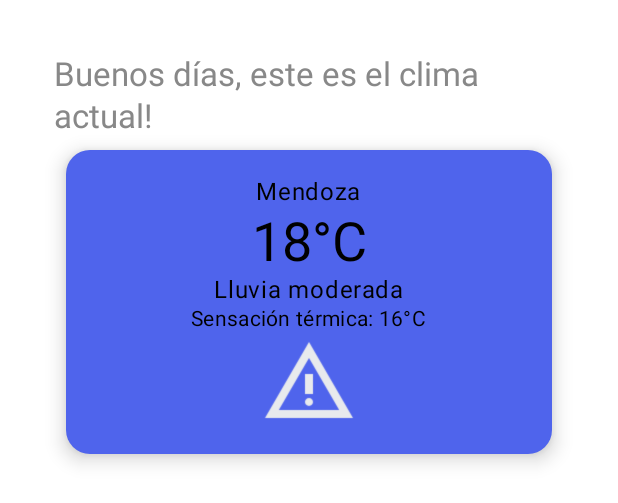
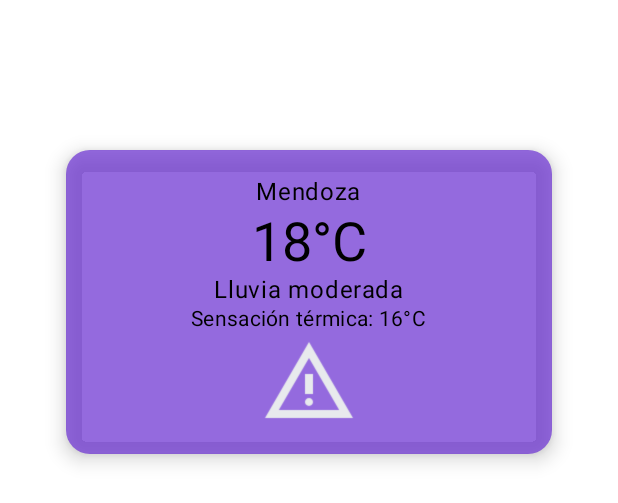
Before and after one commit to Vale151/parcial-2, an Android app built with Jetpack Compose: the @Preview function ClimaPreviewExitoso, on a phone screen of 412 x 824 dp. Shown: the top 503 px of the screen. Run offline under Robolectric (Android 15) with nearby library versions, the phone set to English and light mode, and no system bars; pictures from the network do not load.

Commit message:
ajkustes visuales

```diff
--- a/app/src/main/java/com/istea/appdelclima/presentacion/clima/actual/ClimaEstado.kt
+++ b/app/src/main/java/com/istea/appdelclima/presentacion/clima/actual/ClimaEstado.kt
@@ -7,7 +7,6 @@ sealed class ClimaEstado {
         val descripcion: String= "",
         val st :Double = 0.0,
         val icono : String = ""
-        //val ciudades: List<Ciudad> = emptyList() // Agrega esta lista
         ) : ClimaEstado()
     data class Error(
         val mensaje :String = "",
--- a/app/src/main/java/com/istea/appdelclima/presentacion/clima/actual/ClimaView.kt
+++ b/app/src/main/java/com/istea/appdelclima/presentacion/clima/actual/ClimaView.kt
@@ -21,8 +21,6 @@ import androidx.lifecycle.compose.LifecycleEventEffect
 import com.istea.appdelclima.ui.theme.AppDelClimaTheme
 import java.time.LocalTime
 import kotlin.math.roundToInt
-
-import androidx.compose.material.*
 import androidx.compose.ui.text.style.TextAlign
 import coil.compose.AsyncImage
 import coil.request.ImageRequest
@@ -47,7 +45,7 @@ fun ClimaView(
     ) {
         when (state) {
             is ClimaEstado.Error -> ErrorView(mensaje = state.mensaje)
-            is ClimaEstado.Exitoso -> ClimaView( // Llamada a la segunda ClimaView
+            is ClimaEstado.Exitoso -> ClimaView(
                 ciudad = state.ciudad,
                 temperatura = state.temperatura,
                 descripcion = state.descripcion,
@@ -60,7 +58,6 @@ fun ClimaView(
     }
 }
 
-// Segunda función ClimaView que recibe parámetros individuales
 @Composable
 fun ClimaView(
     ciudad: String,
@@ -69,7 +66,7 @@ fun ClimaView(
     sensacionTermica: Double,
     iconoUrl: String, // URL del icono del clima
     modifier: Modifier = Modifier,
-    cardColor: Color = Color(0xFF4F64EC), // Color de la tarjeta personalizable
+    cardColor: Color = Color(0xB76B30D2),
     iconContentDescription: String = "Icono del clima"
 ) {
     Column(
@@ -88,7 +85,7 @@ fun ClimaView(
         Text(
             text = "$saludo, este es el clima actual!",
             style = MaterialTheme.typography.titleLarge,
-            color = Color.Gray,
+            color = Color.White,
             textAlign = TextAlign.Start
         )
 
@@ -118,7 +115,6 @@ fun ClimaView(
                     style = MaterialTheme.typography.bodyMedium
                 )
 
-                // Icono del clima usando Coil
                 AsyncImage(
                     model = ImageRequest.Builder(LocalContext.current)
                         .data(iconoUrl)
@@ -133,7 +129,6 @@ fun ClimaView(
     }
 }
 
-// Vistas de estado vacío, cargando y error
 @Composable
 fun EmptyView() {
     Text(text = "No hay nada que mostrar")
@@ -162,7 +157,7 @@ fun ClimaPreviewVacio() {
 @Composable
 fun ClimaPreviewError() {
     AppDelClimaTheme {
-        ClimaView(state = ClimaEstado.Error("Se rompió todo"), onAction = {})
+        ClimaView(state = ClimaEstado.Error("Hubo un problema"), onAction = {})
     }
 }
 
```
Also changed, not shown: app/src/main/java/com/istea/appdelclima/presentacion/ciudades/CiudadesPage.kt (+34 -35 lines), app/src/main/java/com/istea/appdelclima/presentacion/ciudades/CiudadesView.kt (+1 -8 lines), app/src/main/java/com/istea/appdelclima/presentacion/clima/pronostico/PronosticoView.kt (+2 -11 lines), app/src/main/java/com/istea/appdelclima/repository/modelos/Pronostico.kt (+0 -8 lines), app/src/main/res/drawable/opc3_dia.png (deleted), app/src/main/res/drawable/opc3_noche.png (deleted), 3 other files.
